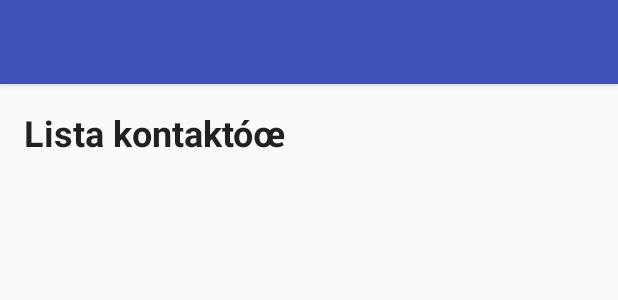
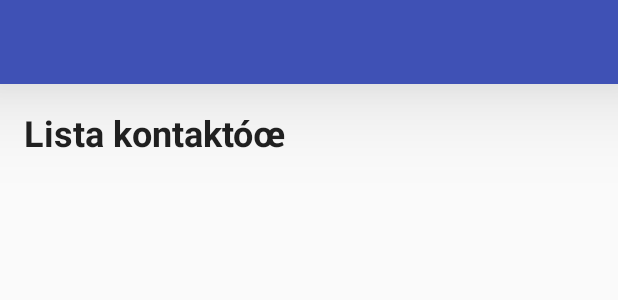
Before and after one commit to uninetix/AndroidFirstApp, an Android app: the layout activity_main.xml on its own in the app's theme, with its tools: preview values and no code run, on a phone screen of 412 x 824 dp. Shown: the top 300 px of the screen. Run offline under Robolectric (Android 15) with nearby library versions, the phone set to English and light mode, and no system bars.

```diff
--- a/app/src/main/java/pl/ciszemar/androidfirstapp/ui/ContactViewHolder.java
+++ b/app/src/main/java/pl/ciszemar/androidfirstapp/ui/ContactViewHolder.java
@@ -13,7 +13,6 @@ import pl.ciszemar.androidfirstapp.entity.Contact;
 
 class ContactViewHolder extends RecyclerView.ViewHolder {
 
-    private View view;
     private Contact contact;
 
     private TextView name;
--- a/app/src/main/res/layout/activity_main.xml
+++ b/app/src/main/res/layout/activity_main.xml
@@ -10,12 +10,10 @@
     <android.support.v7.widget.Toolbar
         android:id="@+id/toolbar"
         android:layout_width="match_parent"
-        android:layout_height="?attr/actionBarSize"
-        android:background="?attr/colorPrimary"
-        android:elevation="4dp"
-        android:theme="@style/ThemeOverlay.AppCompat.Dark.ActionBar">
-
-    </android.support.v7.widget.Toolbar>
+        android:layout_height="wrap_content"
+        android:background="@color/colorPrimary"
+        android:elevation="40dp"
+        />
 
     <TextView
         style="@style/Header"
--- a/app/src/main/res/values/strings.xml
+++ b/app/src/main/res/values/strings.xml
@@ -1,3 +1,4 @@
 <resources>
     <string name="app_name">AndroidFirstApp</string>
+    <string name="about">O aplikacji</string>
 </resources>
```
Also changed, not shown: app/src/main/AndroidManifest.xml (+5 -2 lines), app/src/main/java/pl/ciszemar/androidfirstapp/MainActivity.java (+23 -1 lines), app/src/main/res/menu/main_menu.xml (added, +7 -0 lines).
